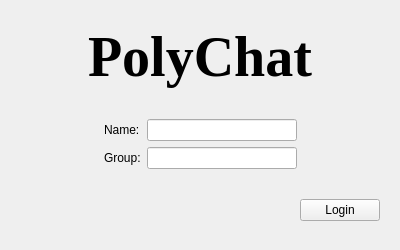
First picture: the form in PolyChatApp/loginwidget.ui, repository NekoSilverFox/PolyChat, before the edit.
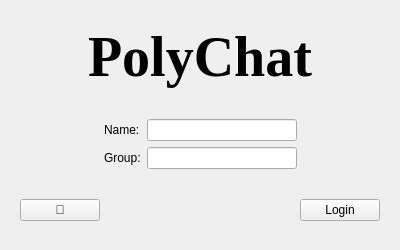
Second picture: the form after the edit.

Commit message: Implement font style change function

The edit to the form file:
```diff
--- a/PolyChatApp/loginwidget.ui
+++ b/PolyChatApp/loginwidget.ui
@@ -131,6 +131,13 @@
       <property name="bottomMargin">
        <number>0</number>
       </property>
+      <item>
+       <widget class="QPushButton" name="btnInfo">
+        <property name="text">
+         <string>🍖</string>
+        </property>
+       </widget>
+      </item>
       <item>
        <spacer name="horizontalSpacer_3">
         <property name="orientation">
```
The commit also changes 2 other files.
